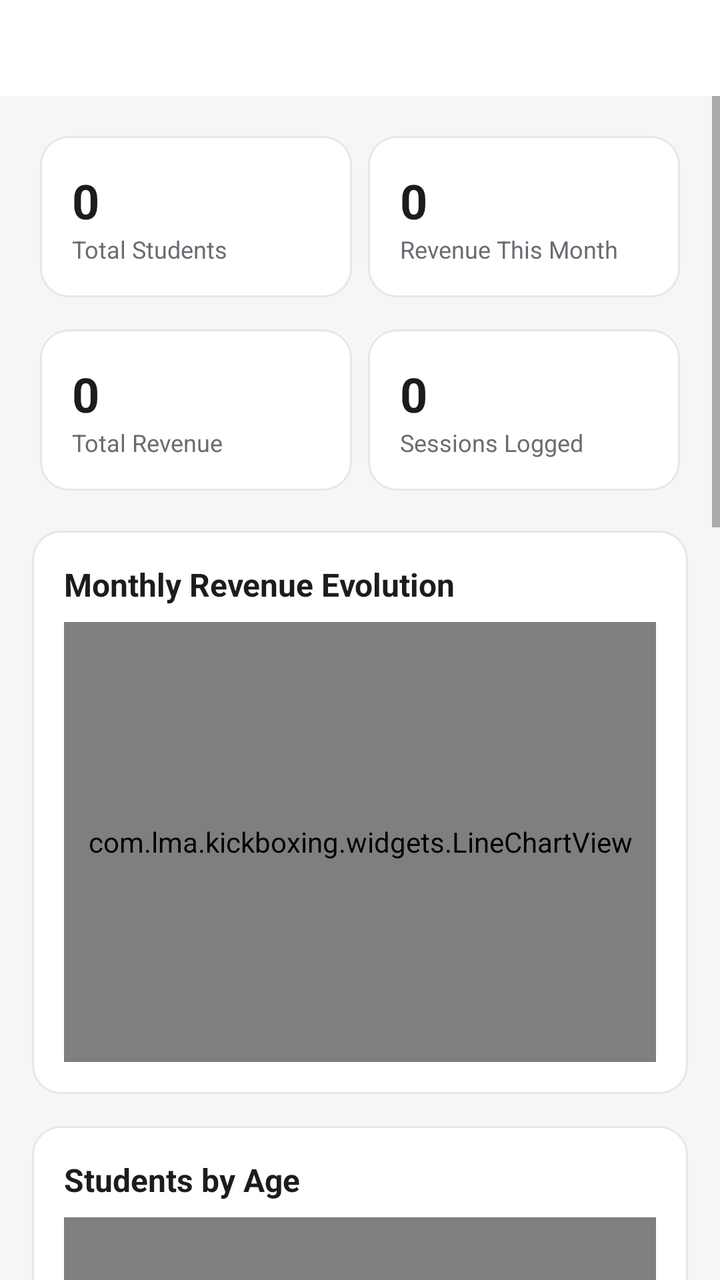
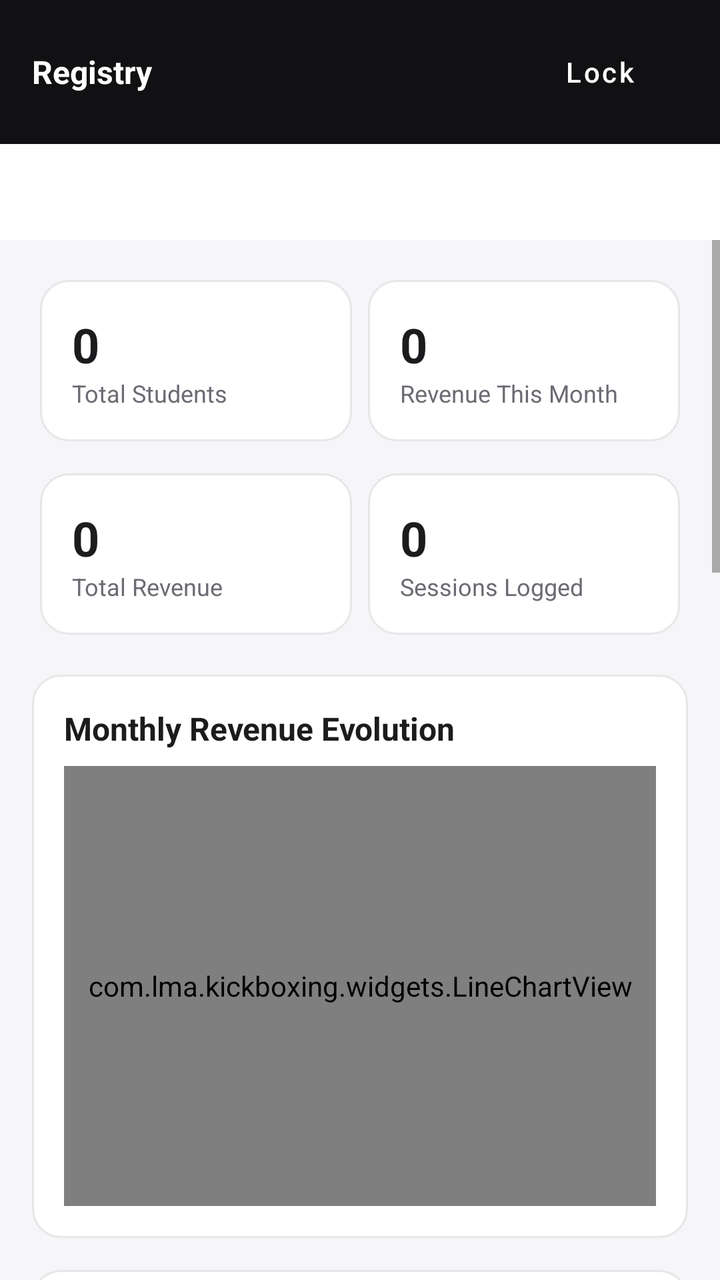

The first picture is an Android layout as it rendered before a commit; the second is the same layout after the commit. The layout source and the unified diff follow.
<!-- AndroidManifest.xml: application theme Theme.LmaKickboxing -->
<!-- res/layout/activity_registry.xml -->
<?xml version="1.0" encoding="utf-8"?>
<LinearLayout xmlns:android="http://schemas.android.com/apk/res/android"
    xmlns:app="http://schemas.android.com/apk/res-auto"
    android:layout_width="match_parent"
    android:layout_height="match_parent"
    android:orientation="vertical"
    android:background="@color/bg">

    <com.google.android.material.tabs.TabLayout
        android:id="@+id/tabLayout"
        android:layout_width="match_parent"
        android:layout_height="wrap_content"
        app:tabMode="scrollable"
        app:tabIndicatorColor="@color/red"
        app:tabSelectedTextColor="@color/ink"
        app:tabTextColor="@color/muted"
        android:background="@color/card" />

    <ScrollView
        android:layout_width="match_parent"
        android:layout_height="match_parent">

        <FrameLayout
            android:layout_width="match_parent"
            android:layout_height="wrap_content">

            <include android:id="@+id/panelDashboard" layout="@layout/panel_dashboard" />
            <include android:id="@+id/panelStudents" layout="@layout/panel_students" />
            <include android:id="@+id/panelRevenue" layout="@layout/panel_revenue" />
            <include android:id="@+id/panelTrends" layout="@layout/panel_trends" />

        </FrameLayout>
    </ScrollView>
</LinearLayout>
<!-- res/layout/panel_dashboard.xml (included above) -->
<?xml version="1.0" encoding="utf-8"?>
<LinearLayout xmlns:android="http://schemas.android.com/apk/res/android"
    android:id="@+id/rootDashboard"
    android:layout_width="match_parent"
    android:layout_height="wrap_content"
    android:orientation="vertical"
    android:padding="16dp">

    <LinearLayout
        android:layout_width="match_parent"
        android:layout_height="wrap_content"
        android:orientation="horizontal"
        android:layout_marginBottom="8dp">

        <LinearLayout android:layout_width="0dp" android:layout_height="wrap_content" android:layout_weight="1" android:layout_margin="4dp"
            android:orientation="vertical" android:background="@drawable/bg_card" android:padding="16dp">
            <TextView android:id="@+id/tvTotalStudents" android:layout_width="wrap_content" android:layout_height="wrap_content" android:text="0" android:textSize="24sp" android:textStyle="bold" android:textColor="@color/ink" />
            <TextView android:layout_width="wrap_content" android:layout_height="wrap_content" android:text="Total Students" android:textSize="12sp" android:textColor="@color/muted" />
        </LinearLayout>

        <LinearLayout android:layout_width="0dp" android:layout_height="wrap_content" android:layout_weight="1" android:layout_margin="4dp"
            android:orientation="vertical" android:background="@drawable/bg_card" android:padding="16dp">
            <TextView android:id="@+id/tvMonthRevenue" android:layout_width="wrap_content" android:layout_height="wrap_content" android:text="0" android:textSize="24sp" android:textStyle="bold" android:textColor="@color/ink" />
            <TextView android:layout_width="wrap_content" android:layout_height="wrap_content" android:text="Revenue This Month" android:textSize="12sp" android:textColor="@color/muted" />
        </LinearLayout>
    </LinearLayout>

    <LinearLayout
        android:layout_width="match_parent"
        android:layout_height="wrap_content"
        android:orientation="horizontal"
        android:layout_marginBottom="16dp">

        <LinearLayout android:layout_width="0dp" android:layout_height="wrap_content" android:layout_weight="1" android:layout_margin="4dp"
            android:orientation="vertical" android:background="@drawable/bg_card" android:padding="16dp">
            <TextView android:id="@+id/tvTotalRevenue" android:layout_width="wrap_content" android:layout_height="wrap_content" android:text="0" android:textSize="24sp" android:textStyle="bold" android:textColor="@color/ink" />
            <TextView android:layout_width="wrap_content" android:layout_height="wrap_content" android:text="Total Revenue" android:textSize="12sp" android:textColor="@color/muted" />
        </LinearLayout>

        <LinearLayout android:layout_width="0dp" android:layout_height="wrap_content" android:layout_weight="1" android:layout_margin="4dp"
            android:orientation="vertical" android:background="@drawable/bg_card" android:padding="16dp">
            <TextView android:id="@+id/tvSessionsLogged" android:layout_width="wrap_content" android:layout_height="wrap_content" android:text="0" android:textSize="24sp" android:textStyle="bold" android:textColor="@color/ink" />
            <TextView android:layout_width="wrap_content" android:layout_height="wrap_content" android:text="Sessions Logged" android:textSize="12sp" android:textColor="@color/muted" />
        </LinearLayout>
    </LinearLayout>

    <LinearLayout android:layout_width="match_parent" android:layout_height="wrap_content" android:orientation="vertical"
        android:background="@drawable/bg_card" android:padding="16dp" android:layout_marginBottom="16dp">
        <TextView android:layout_width="wrap_content" android:layout_height="wrap_content" android:text="Monthly Revenue Evolution" android:textSize="16sp" android:textStyle="bold" android:textColor="@color/ink" android:layout_marginBottom="8dp" />
        <com.lma.kickboxing.widgets.LineChartView android:id="@+id/chartMonthlyRevenue" android:layout_width="match_parent" android:layout_height="220dp" />
    </LinearLayout>

    <LinearLayout android:layout_width="match_parent" android:layout_height="wrap_content" android:orientation="vertical"
        android:background="@drawable/bg_card" android:padding="16dp" android:layout_marginBottom="16dp">
        <TextView android:layout_width="wrap_content" android:layout_height="wrap_content" android:text="Students by Age" android:textSize="16sp" android:textStyle="bold" android:textColor="@color/ink" android:layout_marginBottom="8dp" />
        <com.lma.kickboxing.widgets.BarChartView android:id="@+id/chartAge" android:layout_width="match_parent" android:layout_height="200dp" />
    </LinearLayout>

    <LinearLayout android:layout_width="match_parent" android:layout_height="wrap_content" android:orientation="vertical"
        android:background="@drawable/bg_card" android:padding="16dp" android:layout_marginBottom="16dp">
        <TextView android:layout_width="wrap_content" android:layout_height="wrap_content" android:text="Students by Seniority" android:textSize="16sp" android:textStyle="bold" android:textColor="@color/ink" android:layout_marginBottom="8dp" />
        <com.lma.kickboxing.widgets.BarChartView android:id="@+id/chartSeniority" android:layout_width="match_parent" android:layout_height="200dp" />
    </LinearLayout>

    <LinearLayout android:layout_width="match_parent" android:layout_height="wrap_content" android:orientation="vertical"
        android:background="@drawable/bg_card" android:padding="16dp" android:layout_marginBottom="16dp">
        <TextView android:layout_width="wrap_content" android:layout_height="wrap_content" android:text="Students by Payment Type" android:textSize="16sp" android:textStyle="bold" android:textColor="@color/ink" android:layout_marginBottom="8dp" />
        <com.lma.kickboxing.widgets.BarChartView android:id="@+id/chartPayment" android:layout_width="match_parent" android:layout_height="200dp" />
    </LinearLayout>

    <LinearLayout android:layout_width="match_parent" android:layout_height="wrap_content" android:orientation="vertical"
        android:background="@drawable/bg_card" android:padding="16dp">
        <TextView android:layout_width="wrap_content" android:layout_height="wrap_content" android:text="Students by Grade" android:textSize="16sp" android:textStyle="bold" android:textColor="@color/ink" android:layout_marginBottom="8dp" />
        <com.lma.kickboxing.widgets.BarChartView android:id="@+id/chartGrade" android:layout_width="match_parent" android:layout_height="200dp" />
    </LinearLayout>

</LinearLayout>
<!-- res/layout/panel_students.xml (included above) -->
<?xml version="1.0" encoding="utf-8"?>
<LinearLayout xmlns:android="http://schemas.android.com/apk/res/android"
    android:id="@+id/rootStudents"
    android:layout_width="match_parent"
    android:layout_height="wrap_content"
    android:orientation="vertical"
    android:padding="16dp"
    android:visibility="gone">

    <LinearLayout android:layout_width="match_parent" android:layout_height="wrap_content" android:orientation="vertical"
        android:background="@drawable/bg_card" android:padding="16dp">

        <TextView android:layout_width="wrap_content" android:layout_height="wrap_content" android:text="Students" android:textSize="16sp" android:textStyle="bold" android:textColor="@color/ink" android:layout_marginBottom="10dp" />

        <EditText android:id="@+id/editSearch" style="@style/FormInput" android:hint="Search name or phone..." />

        <LinearLayout android:layout_width="match_parent" android:layout_height="wrap_content" android:orientation="horizontal" android:layout_marginBottom="8dp">
            <Spinner android:id="@+id/spinnerFilterRole" android:layout_width="0dp" android:layout_weight="1" android:layout_height="44dp" />
            <Spinner android:id="@+id/spinnerFilterClass" android:layout_width="0dp" android:layout_weight="1" android:layout_height="44dp" />
        </LinearLayout>

        <LinearLayout android:layout_width="match_parent" android:layout_height="wrap_content" android:orientation="horizontal" android:layout_marginBottom="12dp">
            <Spinner android:id="@+id/spinnerFilterPayment" android:layout_width="0dp" android:layout_weight="1" android:layout_height="44dp" />
            <Spinner android:id="@+id/spinnerFilterGrade" android:layout_width="0dp" android:layout_weight="1" android:layout_height="44dp" />
        </LinearLayout>

        <LinearLayout android:id="@+id/studentsList" android:layout_width="match_parent" android:layout_height="wrap_content" android:orientation="vertical" />

        <TextView android:id="@+id/tvNoStudents" android:layout_width="match_parent" android:layout_height="wrap_content" android:text="No students found." android:textColor="@color/muted" android:textSize="13sp" android:visibility="gone" />

    </LinearLayout>
</LinearLayout>
<!-- res/layout/panel_revenue.xml (included above) -->
<?xml version="1.0" encoding="utf-8"?>
<LinearLayout xmlns:android="http://schemas.android.com/apk/res/android"
    android:id="@+id/rootRevenue"
    android:layout_width="match_parent"
    android:layout_height="wrap_content"
    android:orientation="vertical"
    android:padding="16dp"
    android:visibility="gone">

    <LinearLayout android:layout_width="match_parent" android:layout_height="wrap_content" android:orientation="vertical"
        android:background="@drawable/bg_card" android:padding="16dp" android:layout_marginBottom="16dp">

        <TextView android:layout_width="wrap_content" android:layout_height="wrap_content" android:text="Enter Today's Session" android:textSize="16sp" android:textStyle="bold" android:textColor="@color/ink" />
        <TextView android:layout_width="match_parent" android:layout_height="wrap_content" android:text="Log revenue (and headcount) right after a class so weekly trends stay accurate." android:textSize="12sp" android:textColor="@color/muted" android:layout_marginBottom="12dp" />

        <TextView android:layout_width="wrap_content" android:layout_height="wrap_content" android:text="Date" android:textStyle="bold" android:textSize="13sp" />
        <Button android:id="@+id/btnRevDate" style="@style/Widget.MaterialComponents.Button.OutlinedButton"
            android:layout_width="match_parent" android:layout_height="48dp" android:textAllCaps="false" android:layout_marginBottom="12dp" />

        <TextView android:layout_width="wrap_content" android:layout_height="wrap_content" android:text="Class / session" android:textStyle="bold" android:textSize="13sp" />
        <Spinner android:id="@+id/spinnerRevClass" android:layout_width="match_parent" android:layout_height="48dp" android:layout_marginBottom="12dp" />

        <TextView android:layout_width="wrap_content" android:layout_height="wrap_content" android:text="Amount collected" android:textStyle="bold" android:textSize="13sp" />
        <EditText android:id="@+id/editRevAmount" style="@style/FormInput" android:inputType="numberDecimal" android:hint="0.00" />

        <TextView android:layout_width="wrap_content" android:layout_height="wrap_content" android:text="Number of students present" android:textStyle="bold" android:textSize="13sp" />
        <EditText android:id="@+id/editRevCount" style="@style/FormInput" android:inputType="number" />

        <TextView android:layout_width="wrap_content" android:layout_height="wrap_content" android:text="Note (optional)" android:textStyle="bold" android:textSize="13sp" />
        <EditText android:id="@+id/editRevNote" style="@style/FormInput" />

        <Button android:id="@+id/btnSaveRevenue" style="@style/Widget.MaterialComponents.Button"
            android:layout_width="match_parent" android:layout_height="52dp" android:backgroundTint="@color/red" android:text="Save entry" android:textAllCaps="false" />
    </LinearLayout>

    <LinearLayout android:layout_width="match_parent" android:layout_height="wrap_content" android:orientation="vertical"
        android:background="@drawable/bg_card" android:padding="16dp">
        <TextView android:layout_width="wrap_content" android:layout_height="wrap_content" android:text="Recent Entries" android:textSize="16sp" android:textStyle="bold" android:textColor="@color/ink" android:layout_marginBottom="8dp" />
        <LinearLayout android:id="@+id/revenueList" android:layout_width="match_parent" android:layout_height="wrap_content" android:orientation="vertical" />
        <TextView android:id="@+id/tvNoEntries" android:layout_width="match_parent" android:layout_height="wrap_content" android:text="No entries yet." android:textColor="@color/muted" android:textSize="13sp" android:visibility="gone" />
    </LinearLayout>

</LinearLayout>
<!-- res/layout/panel_trends.xml (included above) -->
<?xml version="1.0" encoding="utf-8"?>
<LinearLayout xmlns:android="http://schemas.android.com/apk/res/android"
    android:id="@+id/rootTrends"
    android:layout_width="match_parent"
    android:layout_height="wrap_content"
    android:orientation="vertical"
    android:padding="16dp"
    android:visibility="gone">

    <LinearLayout android:layout_width="match_parent" android:layout_height="wrap_content" android:orientation="vertical"
        android:background="@drawable/bg_card" android:padding="16dp" android:layout_marginBottom="16dp">
        <TextView android:layout_width="wrap_content" android:layout_height="wrap_content" android:text="Weekly Class Schedule" android:textSize="16sp" android:textStyle="bold" android:textColor="@color/ink" android:layout_marginBottom="8dp" />
        <LinearLayout android:id="@+id/scheduleList" android:layout_width="match_parent" android:layout_height="wrap_content" android:orientation="vertical" />
    </LinearLayout>

    <LinearLayout android:layout_width="match_parent" android:layout_height="wrap_content" android:orientation="vertical"
        android:background="@drawable/bg_card" android:padding="16dp">
        <TextView android:layout_width="wrap_content" android:layout_height="wrap_content" android:text="Class-by-Class, Week-over-Week Evolution" android:textSize="16sp" android:textStyle="bold" android:textColor="@color/ink" android:layout_marginBottom="8dp" />
        <Spinner android:id="@+id/spinnerTrendClass" android:layout_width="match_parent" android:layout_height="48dp" android:layout_marginBottom="16dp" />

        <TextView android:layout_width="wrap_content" android:layout_height="wrap_content" android:text="STUDENTS PER SESSION (BY WEEK)" android:textSize="12sp" android:textStyle="bold" android:textColor="@color/muted" android:layout_marginBottom="6dp" />
        <com.lma.kickboxing.widgets.LineChartView android:id="@+id/chartClassStudents" android:layout_width="match_parent" android:layout_height="200dp" android:layout_marginBottom="16dp" />

        <TextView android:layout_width="wrap_content" android:layout_height="wrap_content" android:text="REVENUE PER SESSION (BY WEEK)" android:textSize="12sp" android:textStyle="bold" android:textColor="@color/muted" android:layout_marginBottom="6dp" />
        <com.lma.kickboxing.widgets.LineChartView android:id="@+id/chartClassRevenue" android:layout_width="match_parent" android:layout_height="200dp" />
    </LinearLayout>

</LinearLayout>
<!-- resources referenced by this layout -->
<resources>
  <color name="bg">#F6F6F8</color>
  <color name="card">#FFFFFF</color>
  <color name="ink">#1C1C1F</color>
  <color name="muted">#6B6B73</color>
  <color name="red">#E30613</color>
  <!-- drawable bg_card (drawable) -->
  <?xml version="1.0" encoding="utf-8"?>
  <shape xmlns:android="http://schemas.android.com/apk/res/android">
      <solid android:color="@color/card" />
      <corners android:radius="14dp" />
      <stroke android:width="1dp" android:color="@color/line" />
  </shape>
  <style name="FormInput">
          <item name="android:layout_width">match_parent</item>
          <item name="android:layout_height">wrap_content</item>
          <item name="android:background">@drawable/bg_input</item>
          <item name="android:padding">12dp</item>
          <item name="android:layout_marginBottom">12dp</item>
          <item name="android:textSize">14sp</item>
      </style>
  <style name="Theme.LmaKickboxing" parent="Theme.MaterialComponents.DayNight.NoActionBar">
          <item name="colorPrimary">@color/red</item>
          <item name="colorPrimaryDark">@color/black</item>
          <item name="colorAccent">@color/red</item>
          <item name="android:windowBackground">@color/bg</item>
          <item name="android:statusBarColor" tools:targetApi="21">@color/black</item>
      </style>
  <color name="line">#E7E7EA</color>
  <!-- drawable bg_input (drawable) -->
  <?xml version="1.0" encoding="utf-8"?>
  <shape xmlns:android="http://schemas.android.com/apk/res/android">
      <solid android:color="@color/white" />
      <corners android:radius="9dp" />
      <stroke android:width="1dp" android:color="@color/line" />
  </shape>
  <color name="black">#111113</color>
  <color name="white">#FFFFFF</color>
</resources>

<!-- the commit's change to res/layout/activity_registry.xml (unified diff, before → after) -->
@@ -5,6 +5,34 @@
     android:layout_height="match_parent"
     android:orientation="vertical"
     android:background="@color/bg">
+
+    <LinearLayout
+        android:layout_width="match_parent"
+        android:layout_height="wrap_content"
+        android:orientation="horizontal"
+        android:gravity="center_vertical"
+        android:background="@color/black"
+        android:paddingHorizontal="16dp"
+        android:paddingVertical="12dp">
+
+        <TextView
+            android:layout_width="0dp"
+            android:layout_height="wrap_content"
+            android:layout_weight="1"
+            android:text="Registry"
+            android:textColor="@color/white"
+            android:textStyle="bold"
+            android:textSize="16sp" />
+
+        <Button
+            android:id="@+id/btnLockRegistry"
+            style="@style/Widget.MaterialComponents.Button.TextButton"
+            android:layout_width="wrap_content"
+            android:layout_height="wrap_content"
+            android:text="Lock"
+            android:textColor="@color/white"
+            android:textAllCaps="false" />
+    </LinearLayout>
 
     <com.google.android.material.tabs.TabLayout
         android:id="@+id/tabLayout"
